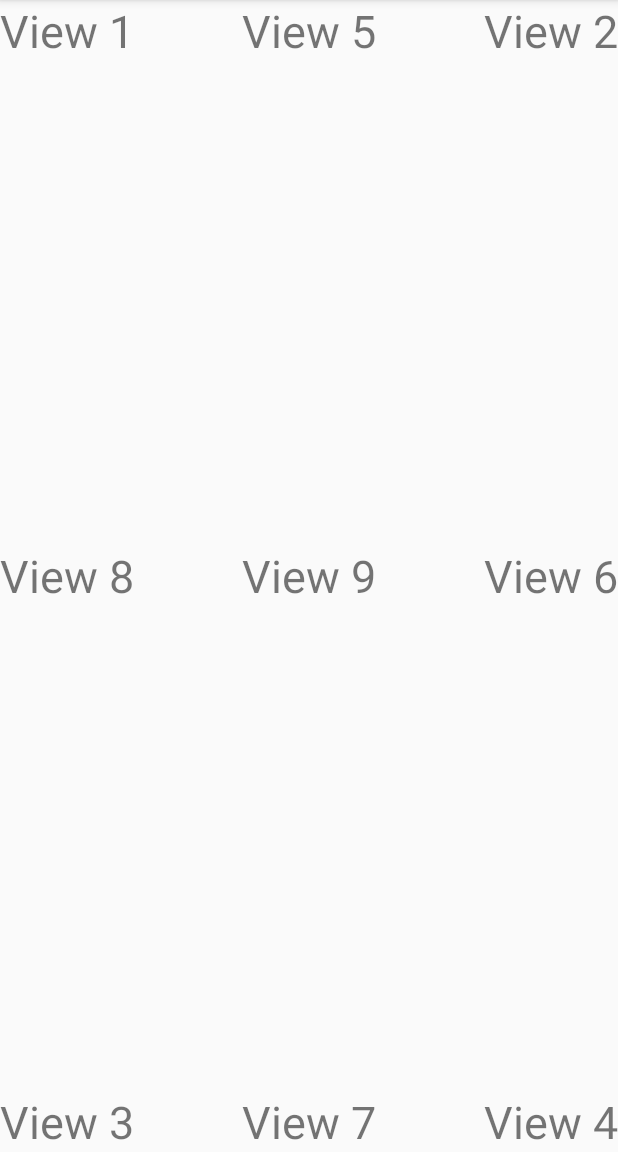
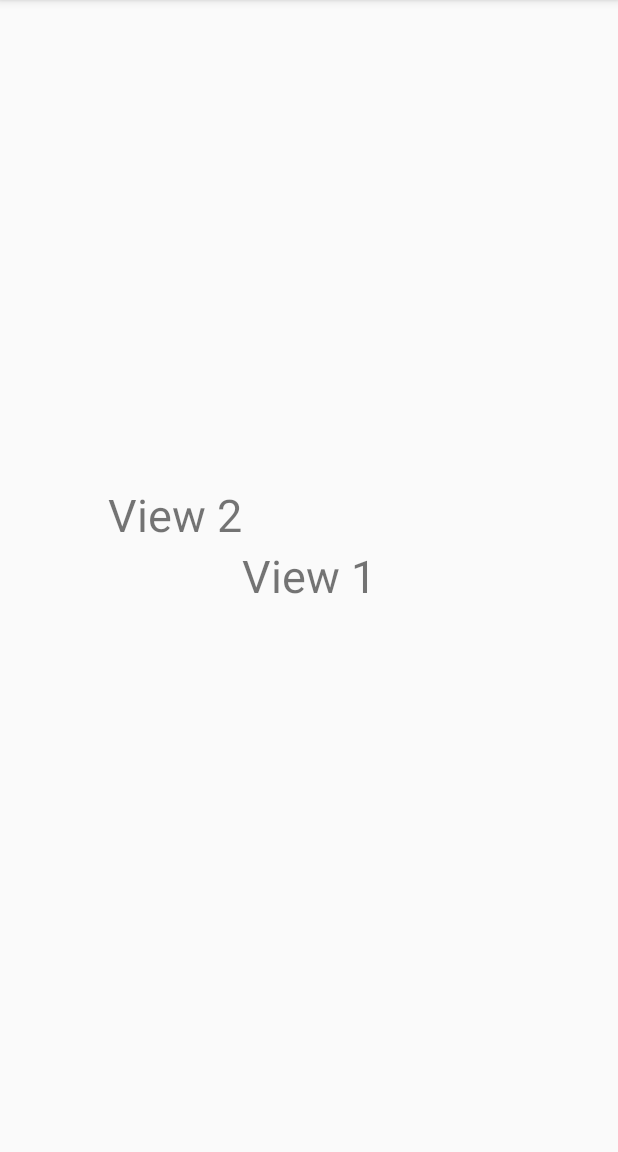
Before and after one commit to phamtanphat/RelativeLayout05102020, an Android app: the screen it shows after launch (MainActivity), on a phone screen of 412 x 824 dp, the part 84-1236 px from its top. Run offline under Robolectric (Android 15) with nearby library versions, the phone set to English and light mode, and no system bars.

Commit message:
to position

```diff
--- a/app/src/main/res/layout/activity_main.xml
+++ b/app/src/main/res/layout/activity_main.xml
@@ -1,6 +1,5 @@
 <?xml version="1.0" encoding="utf-8"?>
-<RelativeLayout
-    xmlns:android="http://schemas.android.com/apk/res/android"
+<RelativeLayout xmlns:android="http://schemas.android.com/apk/res/android"
     xmlns:app="http://schemas.android.com/apk/res-auto"
     xmlns:tools="http://schemas.android.com/tools"
     android:layout_width="match_parent"
@@ -8,59 +7,19 @@
     tools:context=".MainActivity">
 
     <TextView
-        android:textSize="30sp"
+        android:id="@+id/textview1"
+        android:layout_width="wrap_content"
+        android:layout_height="wrap_content"
+        android:layout_centerInParent="true"
         android:text="View 1"
+        android:textSize="30sp" />
+
+    <TextView
         android:layout_width="wrap_content"
-        android:layout_height="wrap_content"/>
-    <TextView
-        android:layout_alignParentEnd="true"
-        android:textSize="30sp"
+        android:layout_height="wrap_content"
+        android:layout_above="@id/textview1"
+        android:layout_toLeftOf="@id/textview1"
         android:text="View 2"
-        android:layout_width="wrap_content"
-        android:layout_height="wrap_content"/>
-    <TextView
-        android:layout_alignParentBottom="true"
-        android:textSize="30sp"
-        android:text="View 3"
-        android:layout_width="wrap_content"
-        android:layout_height="wrap_content"/>
-    <TextView
-        android:layout_alignParentBottom="true"
-        android:layout_alignParentEnd="true"
-        android:textSize="30sp"
-        android:text="View 4"
-        android:layout_width="wrap_content"
-        android:layout_height="wrap_content"/>
-    <TextView
-        android:layout_centerHorizontal="true"
-        android:textSize="30sp"
-        android:text="View 5"
-        android:layout_width="wrap_content"
-        android:layout_height="wrap_content"/>
-    <TextView
-        android:layout_alignParentRight="true"
-        android:layout_centerVertical="true"
-        android:textSize="30sp"
-        android:text="View 6"
-        android:layout_width="wrap_content"
-        android:layout_height="wrap_content"/>
-    <TextView
-        android:layout_alignParentBottom="true"
-        android:layout_centerHorizontal="true"
-        android:textSize="30sp"
-        android:text="View 7"
-        android:layout_width="wrap_content"
-        android:layout_height="wrap_content"/>
-    <TextView
-        android:layout_centerVertical="true"
-        android:textSize="30sp"
-        android:text="View 8"
-        android:layout_width="wrap_content"
-        android:layout_height="wrap_content"/>
-    <TextView
-        android:layout_centerInParent="true"
-        android:textSize="30sp"
-        android:text="View 9"
-        android:layout_width="wrap_content"
-        android:layout_height="wrap_content"/>
+        android:textSize="30sp" />
+
 </RelativeLayout>
```
